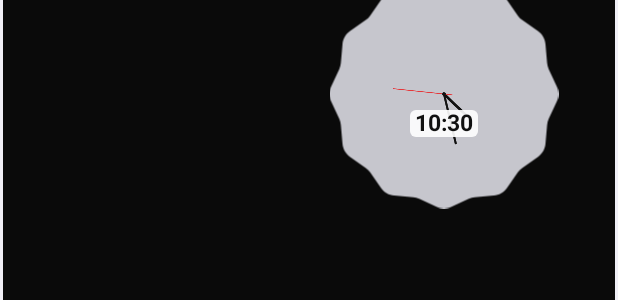
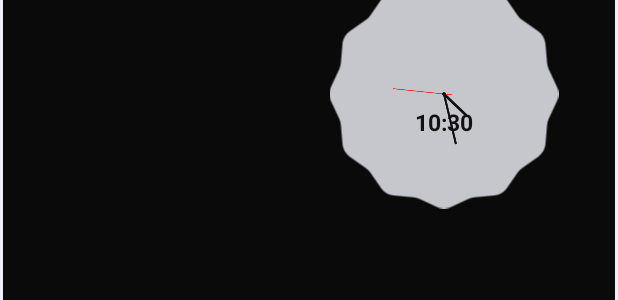
Before and after one commit to rendya2501/ClockCalendarWidget, an Android app: the layout widget_calendar_clock.xml on its own in the app's theme, with its tools: preview values and no code run, on a phone screen of 412 x 824 dp. Shown: the part 523-823 px from the top of the screen. Run offline under Robolectric (Android 15) with nearby library versions, the phone set to English and light mode, and no system bars.

Commit message:
デジタル時計のプレートを透明化

```diff
--- a/app/src/main/res/drawable/digital_plate.xml
+++ b/app/src/main/res/drawable/digital_plate.xml
@@ -1,8 +1,7 @@
 <?xml version="1.0" encoding="utf-8"?>
-<!-- デジタル時計の下に敷く白い板。針が下を通っても数字が読めるようにする(文字盤は常に白) -->
+<!-- デジタル時計の下に敷く白い板(透明度100)。針が下を通っても数字が読めるようにする。テーマに関係なく共通 -->
 <shape xmlns:android="http://schemas.android.com/apk/res/android"
     android:shape="rectangle">
-    <solid android:color="#E6FFFFFF" />
-    <!-- #800004-->
+    <solid android:color="#00FFFFFF" />
     <corners android:radius="4dp" />
 </shape>
```
